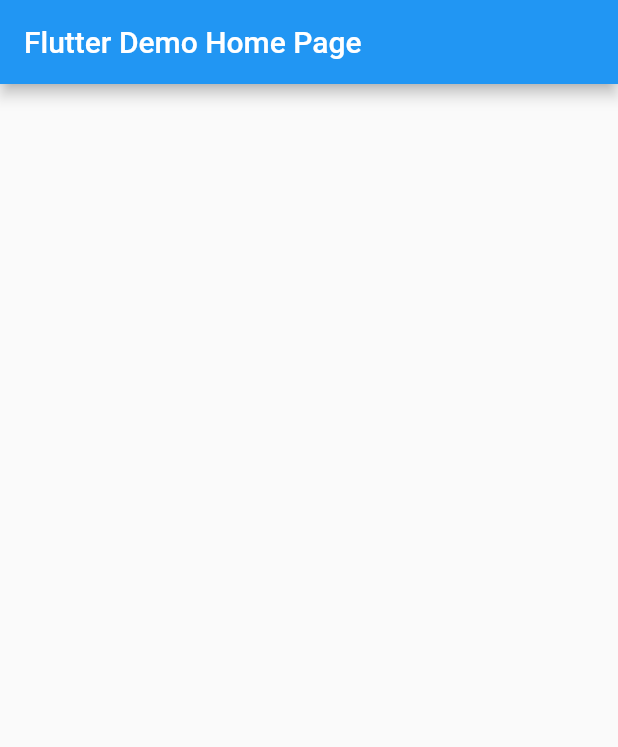
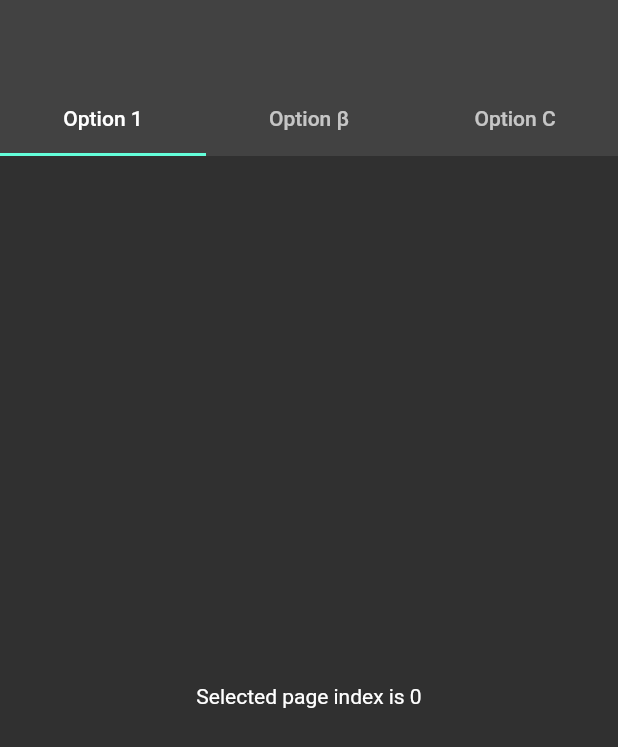
Before and after one commit to RhysFarrant/flutter_learning, a Flutter app: the screen it shows after launch, on a phone screen of 412 x 824 dp. Shown: the top 747 px of the screen. Run offline on Flutter 3.47's test engine with Material 2 defaults, Android fonts, the phone set to English and light mode, and no system bars.

Commit message:
Top Nav Bar

```diff
--- a/lib/main.dart
+++ b/lib/main.dart
@@ -12,9 +12,7 @@ class MyApp extends StatelessWidget {
   Widget build(BuildContext context) {
     return MaterialApp(
       title: 'Flutter Demo',
-      theme: ThemeData(
-        primarySwatch: Colors.blue,
-      ),
+      theme: ThemeData.dark(),
       home: const MyHomePage(title: 'Flutter Demo Home Page'),
     );
   }
@@ -32,11 +30,42 @@ class MyHomePage extends StatefulWidget {
 class _MyHomePageState extends State<MyHomePage> {
   @override
   Widget build(BuildContext context) {
-    return Scaffold(
-      appBar: AppBar(
-        title: Text(widget.title),
+    return topNavBar();
+  }
+
+  // Top Nav Bar
+  int selected = 0;
+  Widget topNavBar() {
+    Widget tabButton(String title) {
+      return Tab(
+        child: Text(
+          title,
+        ),
+      );
+    }
+
+    return DefaultTabController(
+      length: 3,
+      child: Scaffold(
+        appBar: AppBar(
+          elevation: 0,
+          bottom: TabBar(
+            tabs: [
+              /* 0 */ tabButton("Option 1"),
+              /* 1 */ tabButton("Option β"),
+              /* 2 */ tabButton("Option C"),
+            ],
+            onTap: (int index) {
+              setState(() {
+                selected = index;
+              });
+            },
+          ),
+        ),
+        body: Center(
+          child: Text("Selected page index is $selected"),
+        ),
       ),
-      body: Container(),
     );
   }
 }
```
